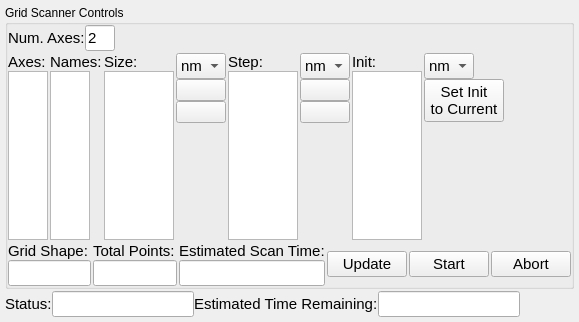
Above: nplab/experiment/gridscanner.ui from nanophotonics/nplab before the change. Below: the same form after it.
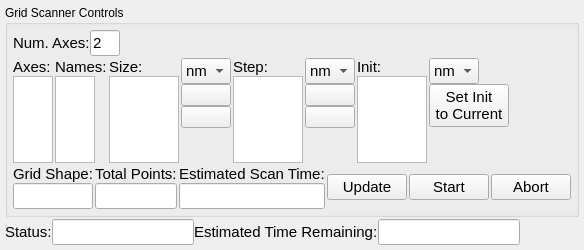
That is the form after the change. Icons and pictures are not drawn.

The edit to the form file:
```diff
--- a/nplab/experiment/gridscanner.ui
+++ b/nplab/experiment/gridscanner.ui
@@ -7,8 +7,8 @@
    <rect>
     <x>0</x>
     <y>0</y>
-    <width>579</width>
-    <height>322</height>
+    <width>551</width>
+    <height>250</height>
    </rect>
   </property>
   <property name="windowTitle">
@@ -31,7 +31,7 @@
        <number>2</number>
       </property>
       <property name="margin">
-       <number>0</number>
+       <number>5</number>
       </property>
       <item>
        <layout class="QHBoxLayout" name="horizontalLayout">
```
